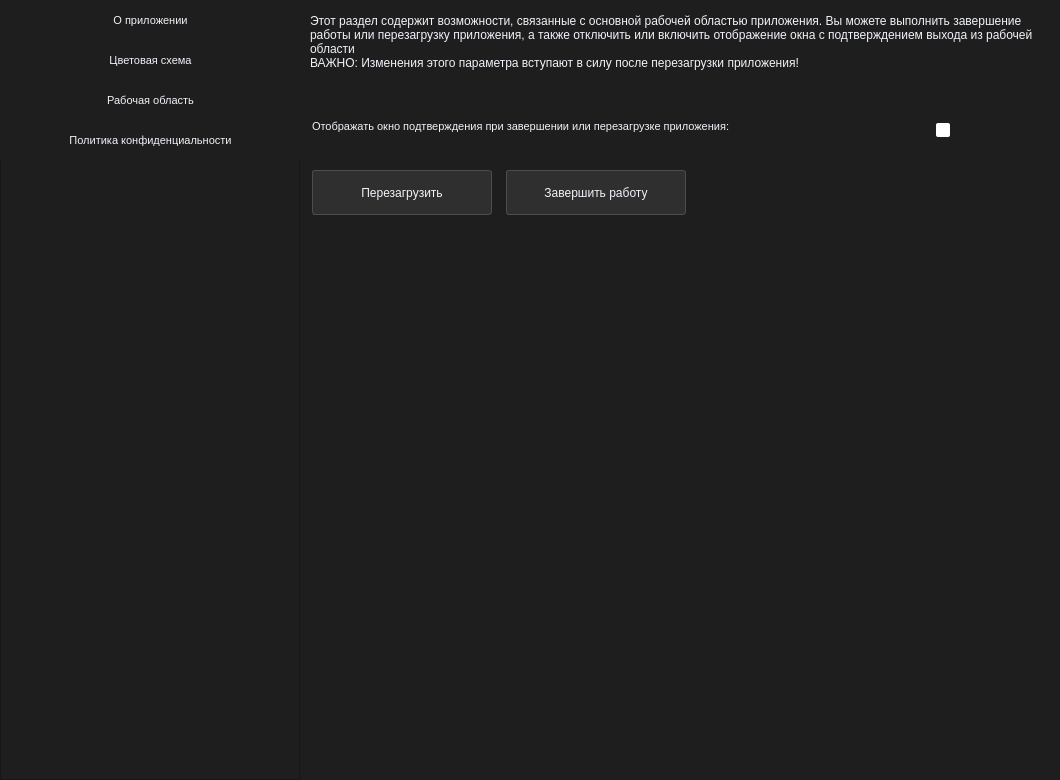
Before: the Qt Designer form views/templates/settings_win_dark.ui in Aiow-dev/MCryptApp, drawn with Qt 5.
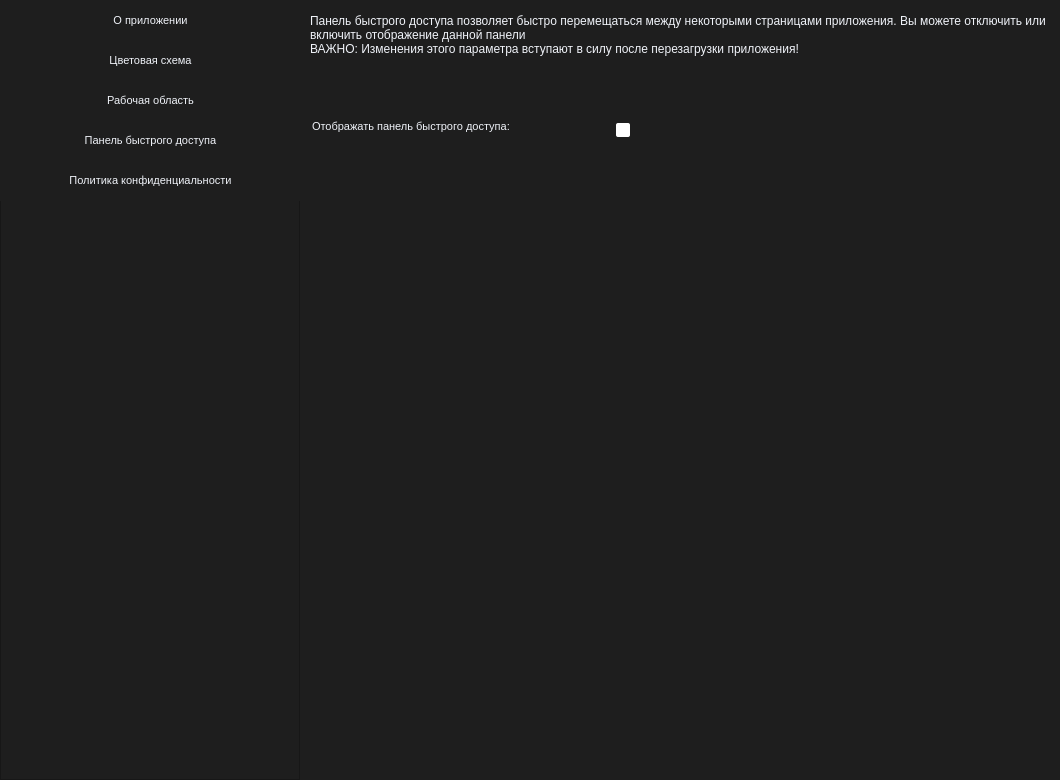
After: the same form once the commit is applied.

Commit message: add show quick panel in settings

```diff
--- a/views/templates/settings_win_dark.ui
+++ b/views/templates/settings_win_dark.ui
@@ -112,7 +112,7 @@
       <property name="geometry">
        <rect>
         <x>0</x>
-        <y>120</y>
+        <y>160</y>
         <width>301</width>
         <height>41</height>
        </rect>
@@ -166,12 +166,41 @@
        <string>Рабочая область</string>
       </property>
      </widget>
+     <widget class="QPushButton" name="btn_quick_panel">
+      <property name="geometry">
+       <rect>
+        <x>0</x>
+        <y>120</y>
+        <width>301</width>
+        <height>41</height>
+       </rect>
+      </property>
+      <property name="font">
+       <font>
+        <pointsize>8</pointsize>
+       </font>
+      </property>
+      <property name="styleSheet">
+       <string notr="true">QPushButton {
+	background-color: rgb(30, 30, 30);
+	color: rgb(240, 243, 249);
+	border: 0px;
+}
+
+QPushButton:hover {
+	background-color: rgb(77, 77, 77);
+}</string>
+      </property>
+      <property name="text">
+       <string>Панель быстрого доступа</string>
+      </property>
+     </widget>
     </widget>
    </item>
    <item>
     <widget class="QStackedWidget" name="section_widget">
      <property name="currentIndex">
-      <number>2</number>
+      <number>3</number>
      </property>
      <widget class="QWidget" name="program_info_page">
       <widget class="QLabel" name="label_2">
@@ -1248,6 +1277,94 @@
        </property>
       </widget>
      </widget>
+     <widget class="QWidget" name="page_2">
+      <widget class="QPlainTextEdit" name="plainTextEdit_5">
+       <property name="geometry">
+        <rect>
+         <x>0</x>
+         <y>10</y>
+         <width>751</width>
+         <height>91</height>
+        </rect>
+       </property>
+       <property name="styleSheet">
+        <string notr="true">QPlainTextEdit {
+	border: none;
+	color: rgb(240, 243, 249);
+}</string>
+       </property>
+       <property name="readOnly">
+        <bool>true</bool>
+       </property>
+       <property name="plainText">
+        <string>Панель быстрого доступа позволяет быстро перемещаться между некоторыми страницами приложения. Вы можете отключить или включить отображение данной панели
+ВАЖНО: Изменения этого параметра вступают в силу после перезагрузки приложения!</string>
+       </property>
+      </widget>
+      <widget class="QLabel" name="label_5">
+       <property name="geometry">
+        <rect>
+         <x>6</x>
+         <y>120</y>
+         <width>301</width>
+         <height>31</height>
+        </rect>
+       </property>
+       <property name="font">
+        <font>
+         <pointsize>8</pointsize>
+        </font>
+       </property>
+       <property name="styleSheet">
+        <string notr="true">QLabel {
+	color: rgb(240, 243, 249);
+}</string>
+       </property>
+       <property name="text">
+        <string>Отображать панель быстрого доступа:</string>
+       </property>
+       <property name="alignment">
+        <set>Qt::AlignLeading|Qt::AlignLeft|Qt::AlignTop</set>
+       </property>
+       <property name="wordWrap">
+        <bool>true</bool>
+       </property>
+      </widget>
+      <widget class="QCheckBox" name="quick_panel_chk">
+       <property name="geometry">
+        <rect>
+         <x>310</x>
+         <y>108</y>
+         <width>101</width>
+         <height>45</height>
+        </rect>
+       </property>
+       <property name="minimumSize">
+        <size>
+         <width>0</width>
+         <height>45</height>
+        </size>
+       </property>
+       <property name="styleSheet">
+        <string notr="true">QCheckBox {
+	color: rgb(255, 255, 255);
+}
+
+QCheckBox::indicator:unchecked {
+	border-radius: 2px;
+	background-color: rgb(255, 255, 255);
+}
+
+QCheckBox::indicator:checked {
+	border-radius: 2px;
+	background-color: rgb(67, 67, 67);
+}</string>
+       </property>
+       <property name="text">
+        <string/>
+       </property>
+      </widget>
+     </widget>
      <widget class="QWidget" name="page_3">
       <widget class="QPlainTextEdit" name="plainTextEdit_3">
        <property name="geometry">
```
The commit also changes 12 other files.
